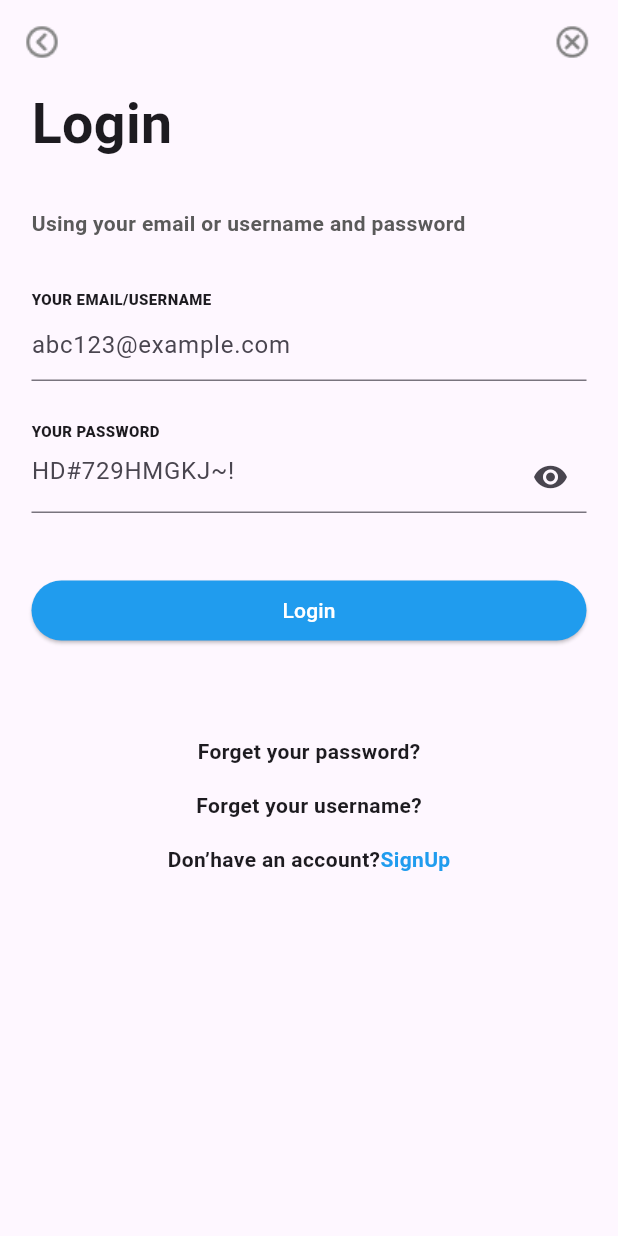
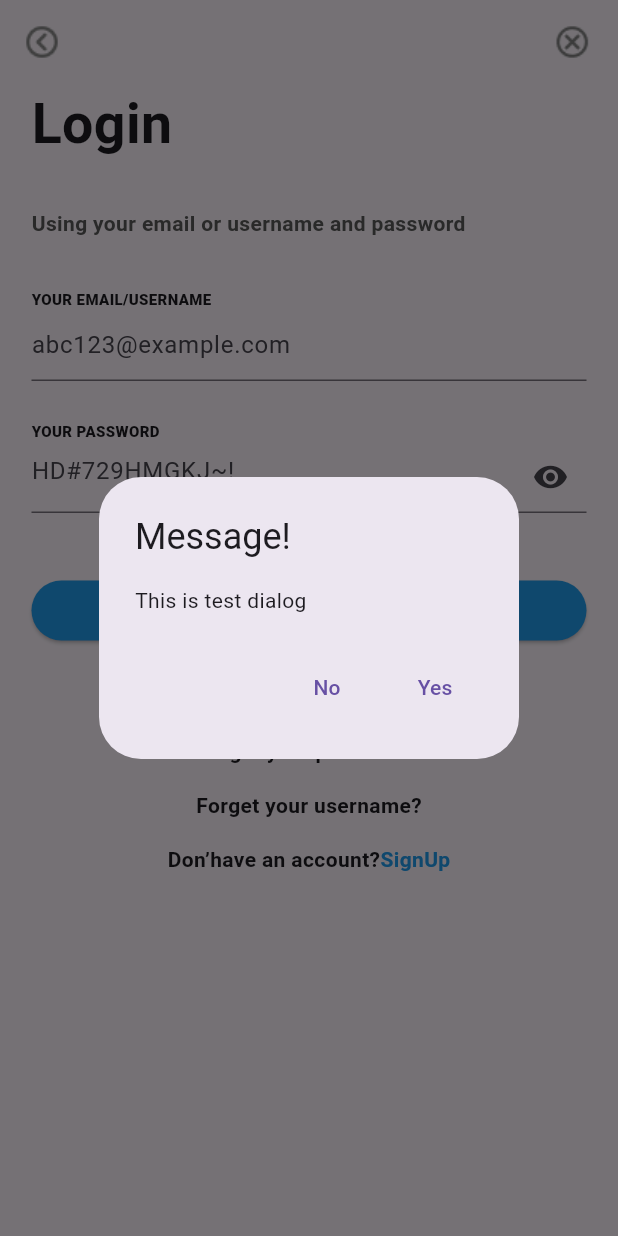
Before and after one commit to MuhammadAliKust/AmmarProject, a Flutter app: the LoginView screen opened directly, after a tap on "Login", on a phone screen of 412 x 824 dp. Run offline on Flutter 3.47's test engine with Material 3 defaults, Android fonts, the phone set to English and light mode, and no system bars.

Commit message:
Dialog Box Done

```diff
--- a/lib/login_view.dart
+++ b/lib/login_view.dart
@@ -20,64 +20,93 @@ class LoginView extends StatelessWidget {
         child: Column(
           crossAxisAlignment: CrossAxisAlignment.start,
           children: [
-            Text(
+            const Text(
               "Login",
               style: TextStyle(fontSize: 37, fontWeight: FontWeight.w700),
             ),
-            SizedBox(height: 30,),
-            Text(
+            const SizedBox(
+              height: 30,
+            ),
+            const Text(
               "Using your email or username and password",
               style: TextStyle(
                   fontSize: 14,
                   fontWeight: FontWeight.w700,
                   color: Color(0xff5A5A5A)),
             ),
-            SizedBox(height: 33,),
-            Text(
+            const SizedBox(
+              height: 33,
+            ),
+            const Text(
               "YOUR EMAIL/USERNAME",
               style: TextStyle(fontWeight: FontWeight.w800, fontSize: 10),
             ),
-            TextField(
+            const TextField(
               decoration: InputDecoration(hintText: 'abc123@example.com'),
             ),
-            SizedBox(height: 26,),
-            Text(
+            const SizedBox(
+              height: 26,
+            ),
+            const Text(
               "YOUR PASSWORD",
               style: TextStyle(fontWeight: FontWeight.w800, fontSize: 10),
             ),
-            TextField(
+            const TextField(
               decoration: InputDecoration(
                   hintText: 'HD#729HMGKJ~!',
                   suffixIcon: Icon(Icons.remove_red_eye)),
             ),
-            SizedBox(height: 41,),
-            Container(
+            const SizedBox(
+              height: 41,
+            ),
+            SizedBox(
               width: MediaQuery.of(context).size.width,
               child: ElevatedButton(
-                  onPressed: () {},
+                  onPressed: () {
+                    showDialog(
+                        context: context,
+                        builder: (context) {
+                          return AlertDialog(
+                            title: Text("Message!"),
+                            content: Text("This is test dialog"),
+                            actions: [
+                              TextButton(onPressed: () {
+                                Navigator.pop(context);
+                              }, child: Text("No")),
+                              TextButton(onPressed: () {}, child: Text("Yes")),
+                            ],
+                          );
+                        });
+                  },
                   style: ElevatedButton.styleFrom(
-                      backgroundColor: Color(0xff209CEE)),
-                  child: Text(
+                      backgroundColor: const Color(0xff209CEE)),
+                  child: const Text(
                     "Login",
                     style: TextStyle(color: Colors.white),
                   )),
             ),
-            SizedBox(height: 60,),
-            Center(
+            const SizedBox(
+              height: 60,
+            ),
+            const Center(
               child: Text(
                 "Forget your password?",
                 style: TextStyle(fontWeight: FontWeight.w700, fontSize: 14),
               ),
             ),
-            SizedBox(height: 16,),
-            Center(
+            const SizedBox(
+              height: 16,
+            ),
+            const Center(
               child: Text(
                 "Forget your username?",
                 style: TextStyle(fontWeight: FontWeight.w700, fontSize: 14),
               ),
             ),
-            SizedBox(height: 16,),
-            Row(
+            const SizedBox(
+              height: 16,
+            ),
+            const Row(
               mainAxisAlignment: MainAxisAlignment.center,
               children: [
                 Text(
--- a/lib/main.dart
+++ b/lib/main.dart
@@ -18,7 +18,7 @@ class MyApp extends StatelessWidget {
   @override
   Widget build(BuildContext context) {
     return MaterialApp(
-      home:PageViewDemo(),
+      home:LoginView(),
     );
   }
 }
```
